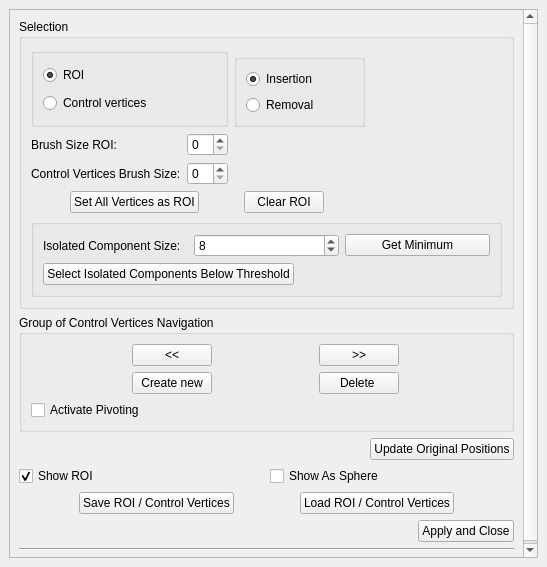
rikba/cgal-public-dev, file Polyhedron/demo/Polyhedron/Deform_mesh.ui: the form before one commit.
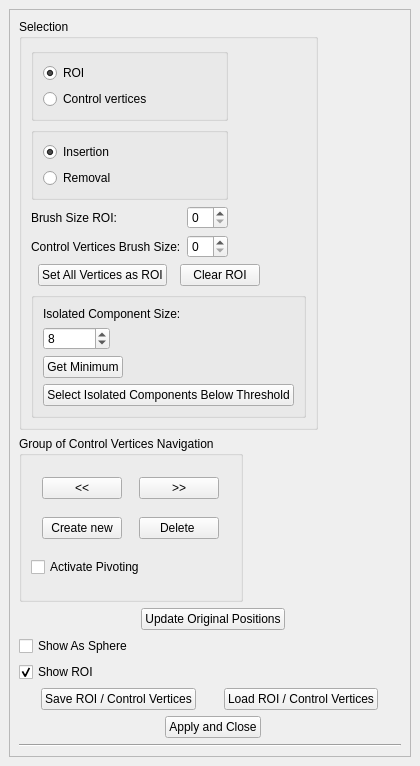
The form after the commit. Custom widgets are drawn as their Qt base class.

Commit message: Interface changes for tablet use

The edit to the form file:
```diff
--- a/Polyhedron/demo/Polyhedron/Deform_mesh.ui
+++ b/Polyhedron/demo/Polyhedron/Deform_mesh.ui
@@ -6,16 +6,10 @@
    <rect>
     <x>0</x>
     <y>0</y>
-    <width>547</width>
-    <height>567</height>
+    <width>420</width>
+    <height>766</height>
    </rect>
   </property>
-  <property name="sizePolicy">
-   <sizepolicy hsizetype="Preferred" vsizetype="Preferred">
-    <horstretch>0</horstretch>
-    <verstretch>0</verstretch>
-   </sizepolicy>
-  </property>
   <property name="windowTitle">
    <string>Surface Mesh Deformation</string>
   </property>
@@ -33,18 +27,57 @@
        <property name="geometry">
         <rect>
          <x>0</x>
-         <y>-34</y>
-         <width>513</width>
-         <height>620</height>
+         <y>-60</y>
+         <width>386</width>
+         <height>787</height>
         </rect>
        </property>
        <layout class="QVBoxLayout" name="verticalLayout_6">
         <item>
          <widget class="QGroupBox" name="SelectionGroupBox">
+          <property name="sizePolicy">
+           <sizepolicy hsizetype="Fixed" vsizetype="Preferred">
+            <horstretch>0</horstretch>
+            <verstretch>0</verstretch>
+           </sizepolicy>
+          </property>
           <property name="title">
            <string>Selection</string>
           </property>
           <layout class="QGridLayout" name="gridLayout">
+           <item row="6" column="0" colspan="2">
+            <layout class="QHBoxLayout" name="horizontalLayout_3">
+             <item>
+              <widget class="QPushButton" name="SelectAllVerticesPushButton">
+               <property name="enabled">
+                <bool>true</bool>
+               </property>
+               <property name="sizePolicy">
+                <sizepolicy hsizetype="Fixed" vsizetype="Fixed">
+                 <horstretch>0</horstretch>
+                 <verstretch>0</verstretch>
+                </sizepolicy>
+               </property>
+               <property name="text">
+                <string>Set All Vertices as ROI</string>
+               </property>
+              </widget>
+             </item>
+             <item>
+              <widget class="QPushButton" name="ClearROIPushButton">
+               <property name="sizePolicy">
+                <sizepolicy hsizetype="Fixed" vsizetype="Fixed">
+                 <horstretch>0</horstretch>
+                 <verstretch>0</verstretch>
+                </sizepolicy>
+               </property>
+               <property name="text">
+                <string>Clear ROI</string>
+               </property>
+              </widget>
+             </item>
+            </layout>
+           </item>
            <item row="2" column="0" rowspan="2">
             <widget class="QGroupBox" name="ROICtrlVertGroupBox">
              <layout class="QVBoxLayout" name="CtrlVertRoiLayout">
@@ -74,8 +107,14 @@
              </layout>
             </widget>
            </item>
-           <item row="6" column="0" colspan="3">
+           <item row="7" column="0" colspan="3">
             <widget class="QGroupBox" name="groupBox">
+             <property name="sizePolicy">
+              <sizepolicy hsizetype="Fixed" vsizetype="Preferred">
+               <horstretch>0</horstretch>
+               <verstretch>0</verstretch>
+              </sizepolicy>
+             </property>
              <property name="title">
               <string/>
              </property>
@@ -91,27 +130,39 @@
                     </property>
                    </widget>
                   </item>
-                  <item>
-                   <widget class="QSpinBox" name="Threshold_size_spin_box">
-                    <property name="maximum">
-                     <number>999999999</number>
-                    </property>
-                    <property name="value">
-                     <number>8</number>
-                    </property>
-                   </widget>
-                  </item>
-                  <item>
-                   <widget class="QPushButton" name="Get_minimum_button">
-                    <property name="text">
-                     <string>Get Minimum</string>
-                    </property>
-                   </widget>
-                  </item>
                  </layout>
                 </item>
                 <item>
-                 <widget class="Adaptable_push_button" name="Select_isolated_components_button">
+                 <widget class="QSpinBox" name="Threshold_size_spin_box">
+                  <property name="sizePolicy">
+                   <sizepolicy hsizetype="Fixed" vsizetype="Fixed">
+                    <horstretch>0</horstretch>
+                    <verstretch>0</verstretch>
+                   </sizepolicy>
+                  </property>
+                  <property name="maximum">
+                   <number>999999999</number>
+                  </property>
+                  <property name="value">
+                   <number>8</number>
+                  </property>
+                 </widget>
+                </item>
+                <item>
+                 <widget class="QPushButton" name="Get_minimum_button">
+                  <property name="sizePolicy">
+                   <sizepolicy hsizetype="Fixed" vsizetype="Fixed">
+                    <horstretch>0</horstretch>
+                    <verstretch>0</verstretch>
+                   </sizepolicy>
+                  </property>
+                  <property name="text">
+                   <string>Get Minimum</string>
+                  </property>
+                 </widget>
+                </item>
+                <item>
+                 <widget class="QPushButton" name="Select_isolated_components_button">
                   <property name="sizePolicy">
                    <sizepolicy hsizetype="Fixed" vsizetype="Fixed">
                     <horstretch>0</horstretch>
@@ -128,7 +179,7 @@
              </layout>
             </widget>
            </item>
-           <item row="4" column="0">
+           <item row="5" column="0">
             <layout class="QVBoxLayout" name="RingLayout">
              <item>
               <layout class="QHBoxLayout" name="horizontalLayout_4">
@@ -153,10 +204,24 @@
                <item>
                 <layout class="QVBoxLayout" name="verticalLayout_2">
                  <item>
-                  <widget class="QSpinBox" name="BrushSpinBoxRoi"/>
+                  <widget class="QSpinBox" name="BrushSpinBoxRoi">
+                   <property name="sizePolicy">
+                    <sizepolicy hsizetype="Fixed" vsizetype="Fixed">
+                     <horstretch>0</horstretch>
+                     <verstretch>0</verstretch>
+                    </sizepolicy>
+                   </property>
+                  </widget>
                  </item>
                  <item>
-                  <widget class="QSpinBox" name="BrushSpinBoxCtrlVert"/>
+                  <widget class="QSpinBox" name="BrushSpinBoxCtrlVert">
+                   <property name="sizePolicy">
+                    <sizepolicy hsizetype="Fixed" vsizetype="Fixed">
+                     <horstretch>0</horstretch>
+                     <verstretch>0</verstretch>
+                    </sizepolicy>
+                   </property>
+                  </widget>
                  </item>
                 </layout>
                </item>
@@ -164,7 +229,7 @@
              </item>
             </layout>
            </item>
-           <item row="3" column="1">
+           <item row="4" column="0">
             <widget class="QGroupBox" name="InsertEraseGroupBox">
              <layout class="QVBoxLayout" name="InsertRemoveLayout">
               <item>
@@ -187,44 +252,17 @@
              </layout>
             </widget>
            </item>
-           <item row="5" column="0" colspan="2">
-            <layout class="QHBoxLayout" name="horizontalLayout_3">
-             <item>
-              <widget class="Adaptable_push_button" name="SelectAllVerticesPushButton">
-               <property name="enabled">
-                <bool>true</bool>
-               </property>
-               <property name="sizePolicy">
-                <sizepolicy hsizetype="Fixed" vsizetype="Fixed">
-                 <horstretch>0</horstretch>
-                 <verstretch>0</verstretch>
-                </sizepolicy>
-               </property>
-               <property name="text">
-                <string>Set All Vertices as ROI</string>
-               </property>
-              </widget>
-             </item>
-             <item>
-              <widget class="Adaptable_push_button" name="ClearROIPushButton">
-               <property name="sizePolicy">
-                <sizepolicy hsizetype="Fixed" vsizetype="Fixed">
-                 <horstretch>0</horstretch>
-                 <verstretch>0</verstretch>
-                </sizepolicy>
-               </property>
-               <property name="text">
-                <string>Clear ROI</string>
-               </property>
-              </widget>
-             </item>
-            </layout>
-           </item>
           </layout>
          </widget>
         </item>
         <item>
          <widget class="QGroupBox" name="CtrlVertGroupNavigationGroupBox">
+          <property name="sizePolicy">
+           <sizepolicy hsizetype="Fixed" vsizetype="Preferred">
+            <horstretch>0</horstretch>
+            <verstretch>0</verstretch>
+           </sizepolicy>
+          </property>
           <property name="title">
            <string>Group of Control Vertices Navigation</string>
           </property>
@@ -232,7 +270,7 @@
            <item>
             <layout class="QHBoxLayout" name="horizontalLayout">
              <item>
-              <widget class="Adaptable_push_button" name="PrevCtrlVertPushButton">
+              <widget class="QPushButton" name="PrevCtrlVertPushButton">
                <property name="sizePolicy">
                 <sizepolicy hsizetype="Fixed" vsizetype="Fixed">
                  <horstretch>0</horstretch>
@@ -245,7 +283,7 @@
               </widget>
              </item>
              <item>
-              <widget class="Adaptable_push_button" name="NextCtrlVertPushButton">
+              <widget class="QPushButton" name="NextCtrlVertPushButton">
                <property name="sizePolicy">
                 <sizepolicy hsizetype="Fixed" vsizetype="Fixed">
                  <horstretch>0</horstretch>
@@ -262,7 +300,7 @@
            <item>
             <layout class="QHBoxLayout" name="horizontalLayout_2">
              <item>
-              <widget class="Adaptable_push_button" name="AddCtrlVertPushButton">
+              <widget class="QPushButton" name="AddCtrlVertPushButton">
                <property name="sizePolicy">
                 <sizepolicy hsizetype="Fixed" vsizetype="Fixed">
                  <horstretch>0</horstretch>
@@ -275,7 +313,7 @@
               </widget>
              </item>
              <item>
-              <widget class="Adaptable_push_button" name="DeleteCtrlVertPushButton">
+              <widget class="QPushButton" name="DeleteCtrlVertPushButton">
                <property name="sizePolicy">
                 <sizepolicy hsizetype="Fixed" vsizetype="Fixed">
                  <horstretch>0</horstretch>
@@ -306,16 +344,10 @@
             <property name="orientation">
              <enum>Qt::Horizontal</enum>
             </property>
-            <property name="sizeHint" stdset="0">
-             <size>
-              <width>40</width>
-              <height>20</height>
-             </size>
-            </property>
            </spacer>
           </item>
           <item>
-           <widget class="Adaptable_push_button" name="OverwritePushButton">
+           <widget class="QPushButton" name="OverwritePushButton">
             <property name="sizePolicy">
              <sizepolicy hsizetype="Fixed" vsizetype="Fixed">
               <horstretch>0</horstretch>
@@ -330,19 +362,15 @@
          </layout>
         </item>
         <item>
-         <layout class="QHBoxLayout" name="horizontalLayout_5">
-          <item>
-           <widget class="QCheckBox" name="ShowROICheckBox">
-            <property name="text">
-             <string>Show ROI</string>
-            </property>
-            <property name="checked">
-             <bool>true</bool>
-            </property>
-           </widget>
-          </item>
+         <layout class="QVBoxLayout" name="verticalLayout_7">
           <item>
            <widget class="QCheckBox" name="ShowAsSphereCheckBox">
+            <property name="sizePolicy">
+             <sizepolicy hsizetype="Fixed" vsizetype="Fixed">
+              <horstretch>0</horstretch>
+              <verstretch>0</verstretch>
+             </sizepolicy>
+            </property>
             <property name="text">
              <string>Show As Sphere</string>
             </property>
@@ -351,12 +379,28 @@
             </property>
            </widget>
           </item>
+          <item>
+           <widget class="QCheckBox" name="ShowROICheckBox">
+            <property name="sizePolicy">
+             <sizepolicy hsizetype="Fixed" vsizetype="Fixed">
+              <horstretch>0</horstretch>
+              <verstretch>0</verstretch>
+             </sizepolicy>
+            </property>
+            <property name="text">
+             <string>Show ROI</string>
+            </property>
+            <property name="checked">
+             <bool>true</bool>
+            </property>
+           </widget>
+          </item>
          </layout>
         </item>
         <item>
          <layout class="QHBoxLayout" name="horizontalLayout_6">
           <item>
-           <widget class="Adaptable_push_button" name="SaveROIPushButton">
+           <widget class="QPushButton" name="SaveROIPushButton">
             <property name="sizePolicy">
              <sizepolicy hsizetype="Fixed" vsizetype="Fixed">
               <horstretch>0</horstretch>
@@ -369,7 +413,7 @@
            </widget>
           </item>
           <item>
-           <widget class="Adaptable_push_button" name="ReadROIPushButton">
+           <widget class="QPushButton" name="ReadROIPushButton">
             <property name="sizePolicy">
              <sizepolicy hsizetype="Fixed" vsizetype="Fixed">
               <horstretch>0</horstretch>
@@ -390,16 +434,10 @@
             <property name="orientation">
              <enum>Qt::Horizontal</enum>
             </property>
-            <property name="sizeHint" stdset="0">
-             <size>
-              <width>40</width>
-              <height>20</height>
-             </size>
-            </property>
            </spacer>
           </item>
           <item>
-           <widget class="Adaptable_push_button" name="ApplyAndClosePushButton">
+           <widget class="QPushButton" name="ApplyAndClosePushButton">
             <property name="sizePolicy">
              <sizepolicy hsizetype="Fixed" vsizetype="Fixed">
               <horstretch>0</horstretch>
@@ -427,13 +465,6 @@
    </layout>
   </widget>
  </widget>
- <customwidgets>
-  <customwidget>
-   <class>Adaptable_push_button</class>
-   <extends>QPushButton</extends>
-   <header>Adaptable_push_button.h</header>
-  </customwidget>
- </customwidgets>
  <resources/>
  <connections/>
 </ui>
```
The commit also changes 3 other files.
